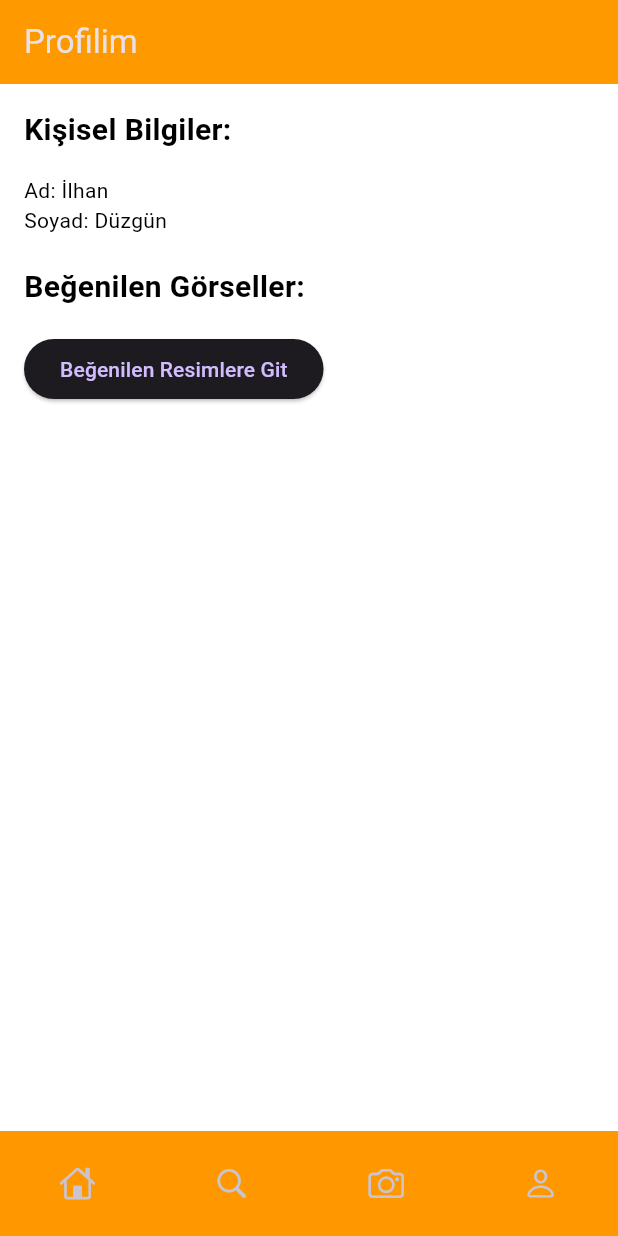
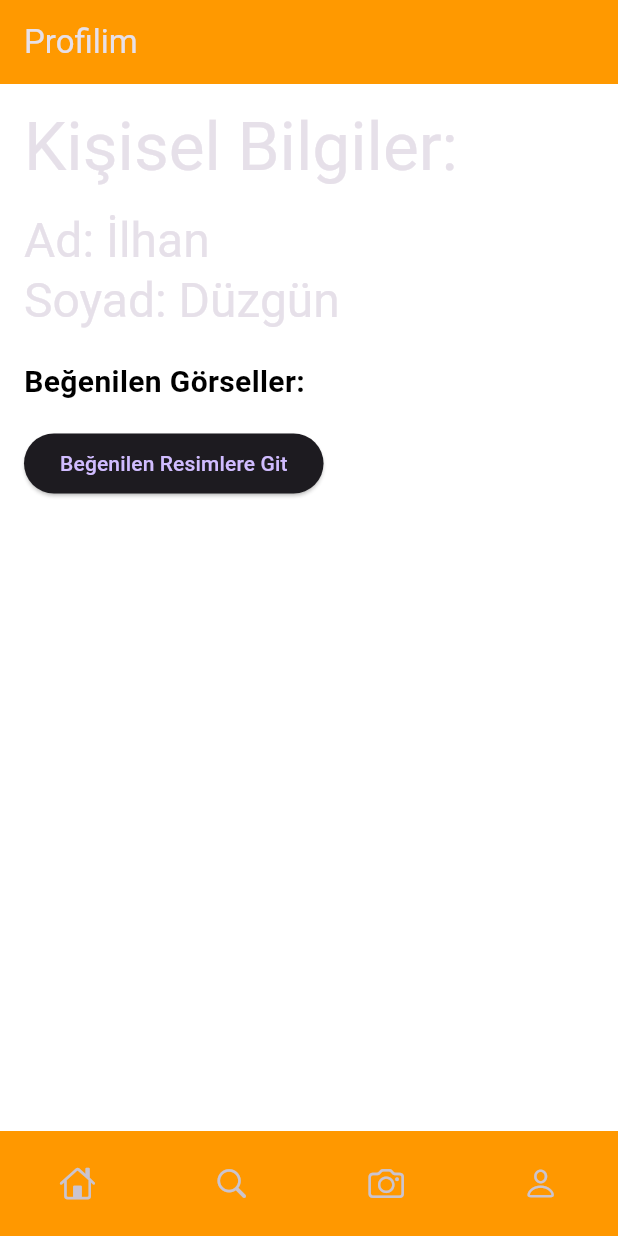
Before and after one commit to ilhandzgn/Sport_Agenda-Flutter, a Flutter app: the ProfileScreen screen opened by its route, on a phone screen of 412 x 824 dp. Run offline on Flutter 3.47's test engine with Material 3 defaults, Android fonts, the light colour scheme and no system bars; our stand-ins replace go_router, google_fonts, lottie; missing offline and left inert: dotlottie_loader.

Commit message:
tehemes
yazı tiplerini ekledim ve yazı boyutlarını güncelledim.

```diff
--- a/lib/core/themes.dart
+++ b/lib/core/themes.dart
@@ -30,8 +30,42 @@
 };
 final darkTheme = ThemeData(
   brightness: Brightness.dark,
+  textTheme: TextTheme(
+    bodySmall: GoogleFonts.roboto(),
+    bodyMedium: GoogleFonts.roboto(),
+    bodyLarge: GoogleFonts.roboto(),
+    labelSmall: GoogleFonts.roboto(),
+    labelMedium: GoogleFonts.roboto(),
+    labelLarge: GoogleFonts.roboto(),
+    titleSmall: GoogleFonts.roboto(),
+    titleMedium: GoogleFonts.roboto(),
+    titleLarge: GoogleFonts.roboto(),
+    headlineSmall: GoogleFonts.roboto(),
+    headlineMedium: GoogleFonts.roboto(),
+    headlineLarge: GoogleFonts.roboto(),
+    displaySmall: GoogleFonts.roboto(),
+    displayMedium: GoogleFonts.roboto(),
+    displayLarge: GoogleFonts.roboto(),
+  ),
 );
 
 final lightTheme = ThemeData(
   brightness: Brightness.light,
+  textTheme: TextTheme(
+    bodySmall: GoogleFonts.roboto(),
+    bodyMedium: GoogleFonts.roboto(),
+    bodyLarge: GoogleFonts.roboto(),
+    labelSmall: GoogleFonts.roboto(),
+    labelMedium: GoogleFonts.roboto(),
+    labelLarge: GoogleFonts.roboto(),
+    titleSmall: GoogleFonts.roboto(),
+    titleMedium: GoogleFonts.roboto(),
+    titleLarge: GoogleFonts.roboto(),
+    headlineSmall: GoogleFonts.roboto(),
+    headlineMedium: GoogleFonts.roboto(),
+    headlineLarge: GoogleFonts.roboto(),
+    displaySmall: GoogleFonts.roboto(),
+    displayMedium: GoogleFonts.roboto(),
+    displayLarge: GoogleFonts.roboto(),
+  ),
 );
--- a/lib/main.dart
+++ b/lib/main.dart
@@ -14,7 +14,7 @@
   @override
   Widget build(BuildContext context) {
     return MaterialApp.router(
-      title: 'Flutter App',
+      title: 'SPORT AGENDA',
       themeMode: ThemeMode.dark,
       theme: lightTheme,
       darkTheme: darkTheme,
--- a/lib/screens/profile_screen.dart
+++ b/lib/screens/profile_screen.dart
@@ -24,22 +24,18 @@
         child: Column(
           crossAxisAlignment: CrossAxisAlignment.start,
           children: [
-            const Text(
+            Text(
               'Kişisel Bilgiler:',
-              style: TextStyle(
-                fontSize: 20,
-                fontWeight: FontWeight.bold,
-                color: Color.fromARGB(255, 0, 0, 0),
-              ),
+              style: Theme.of(context).textTheme.displayMedium,
             ),
             const SizedBox(height: 16),
             Text(
               'Ad: $firstName',
-              style: const TextStyle(color: Color.fromARGB(255, 0, 0, 0)),
+              style: Theme.of(context).textTheme.headlineLarge,
             ),
             Text(
               'Soyad: $lastName',
-              style: const TextStyle(color: Color.fromARGB(255, 0, 0, 0)),
+              style: Theme.of(context).textTheme.headlineLarge,
             ),
             const SizedBox(height: 20),
             const Text(
```
